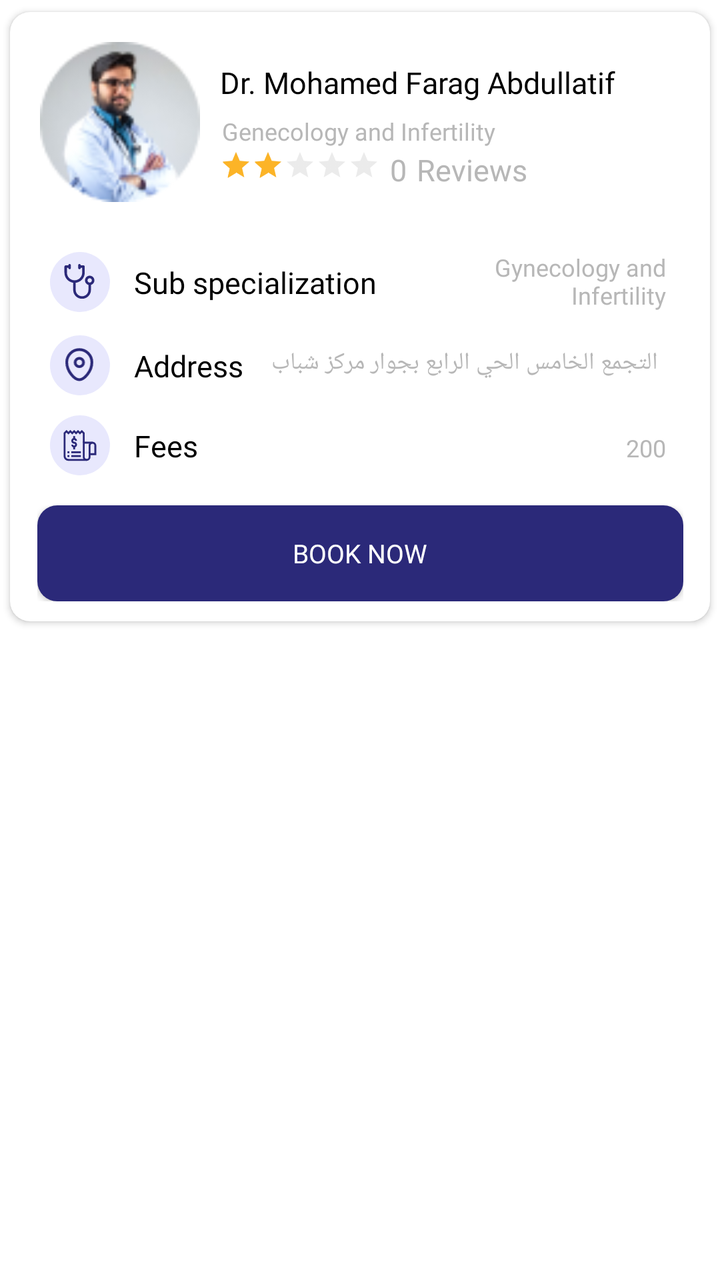
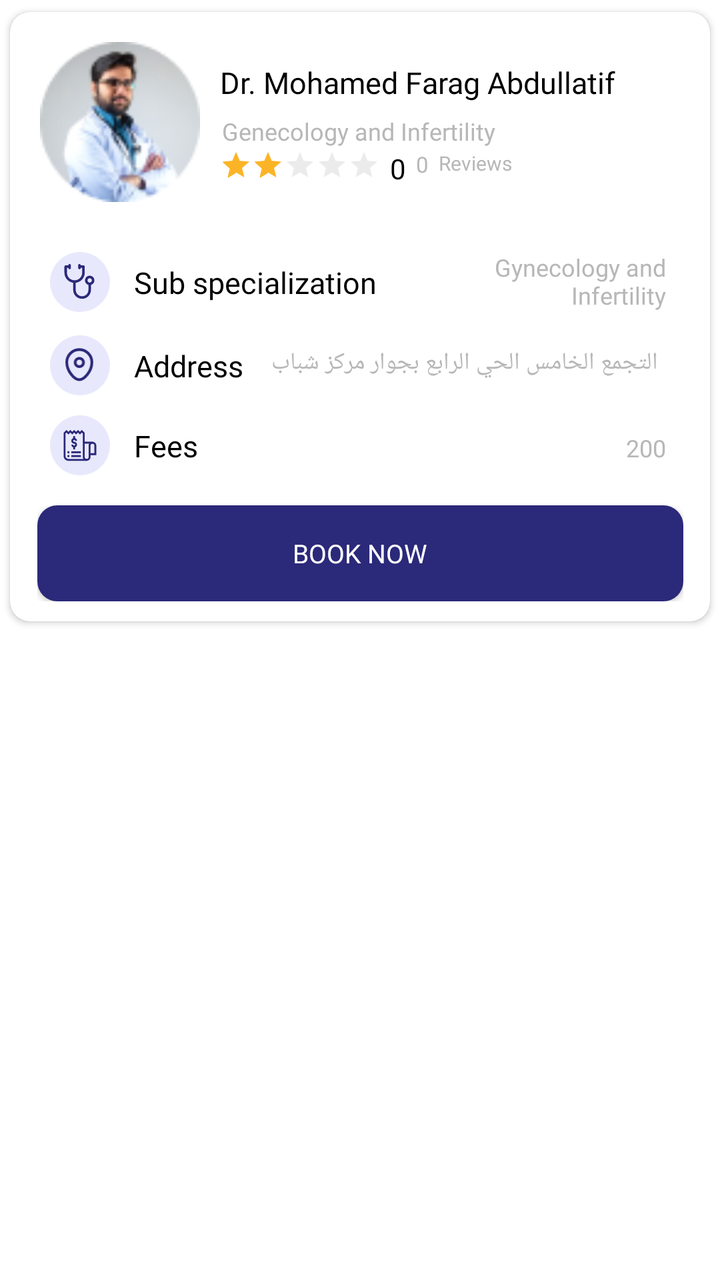

Before-and-after screenshots of an Android layout around one commit, followed by the original layout XML and the change that was made.
<!-- AndroidManifest.xml: application theme Theme.NewDesign -->
<!-- res/layout/item_layout_doctors.xml -->
<?xml version="1.0" encoding="utf-8"?>
<layout xmlns:android="http://schemas.android.com/apk/res/android"
    xmlns:app="http://schemas.android.com/apk/res-auto">

    <androidx.constraintlayout.widget.ConstraintLayout
        android:layout_width="match_parent"
        android:layout_height="wrap_content">

        <androidx.cardview.widget.CardView
            android:id="@+id/cardview"
            android:layout_width="match_parent"
            android:layout_height="wrap_content"
            app:cardCornerRadius="10dp"
            app:cardUseCompatPadding="true"
            app:layout_constraintEnd_toEndOf="parent"
            app:layout_constraintStart_toStartOf="parent"
            app:layout_constraintTop_toTopOf="parent">

            <androidx.constraintlayout.widget.ConstraintLayout
                android:id="@+id/layput_services"
                android:layout_width="match_parent"
                android:layout_height="match_parent"
                android:padding="5dp">

                <androidx.constraintlayout.widget.ConstraintLayout
                    android:id="@+id/layout_doctorsDetail"
                    android:layout_width="match_parent"
                    android:layout_height="wrap_content"
                    android:layout_margin="10dp"
                    app:layout_constraintEnd_toEndOf="parent"
                    app:layout_constraintStart_toStartOf="parent"
                    app:layout_constraintTop_toTopOf="parent">

                    <com.google.android.material.imageview.ShapeableImageView
                        android:id="@+id/iv_doctorProfile"
                        android:layout_width="80dp"
                        android:layout_height="80dp"
                        android:src="@drawable/ic_docspecialization"
                        app:layout_constraintStart_toStartOf="parent"
                        app:layout_constraintTop_toTopOf="parent" />

                    <androidx.appcompat.widget.AppCompatTextView
                        android:id="@+id/tv_doctorName"
                        android:layout_width="0dp"
                        android:layout_height="wrap_content"
                        android:layout_marginStart="10dp"
                        android:layout_marginTop="10dp"
                        android:fontFamily="@font/avenirltstd_roman"
                        android:gravity="start"
                        android:text="Dr. Mohamed Farag Abdullatif"
                        android:textColor="@color/black"
                        android:textSize="15sp"
                        app:layout_constraintStart_toEndOf="@+id/iv_doctorProfile"
                        app:layout_constraintTop_toTopOf="@+id/iv_doctorProfile" />

                    <androidx.appcompat.widget.AppCompatTextView
                        android:id="@+id/tv_Specialization"
                        android:layout_width="0dp"
                        android:layout_height="wrap_content"
                        android:layout_marginStart="10dp"
                        android:layout_marginTop="5dp"
                        android:fontFamily="@font/avenirltstd_roman"
                        android:gravity="start"
                        android:padding="1dp"
                        android:text="Genecology and Infertility"
                        android:textColor="@color/gray"
                        android:textSize="12sp"
                        app:layout_constraintStart_toEndOf="@+id/iv_doctorProfile"
                        app:layout_constraintEnd_toEndOf="parent"
                        android:layout_marginEnd="@dimen/_10sdp"
                        app:layout_constraintTop_toBottomOf="@+id/tv_doctorName" />

                    <com.google.android.material.imageview.ShapeableImageView
                        android:id="@+id/iv_star"
                        android:layout_width="18dp"
                        android:layout_height="15dp"
                        android:layout_marginStart="10dp"
                        android:adjustViewBounds="true"
                        android:visibility="gone"
                        android:src="@drawable/ic_star"
                        app:layout_constraintBottom_toBottomOf="parent"
                        app:layout_constraintStart_toEndOf="@+id/iv_doctorProfile"
                        app:layout_constraintTop_toBottomOf="@+id/tv_Specialization" />


                    <androidx.appcompat.widget.AppCompatTextView
                        android:id="@+id/Reviews"
                        android:layout_width="0dp"
                        android:layout_height="wrap_content"
                        android:layout_marginStart="5dp"
                        android:fontFamily="@font/avenirltstd_roman"
                        android:gravity="start"
                        android:layout_marginTop="@dimen/_5sdp"
                        android:text="0"
                        android:textColor="@color/gray"
                        android:textSize="15sp"
                        app:layout_constraintStart_toEndOf="@+id/ratingBar"
                        app:layout_constraintTop_toBottomOf="@+id/tv_Specialization" />
                    <androidx.appcompat.widget.AppCompatTextView
                            android:id="@+id/tv_Reviews"
                            android:layout_width="0dp"
                            android:layout_height="wrap_content"
                            android:layout_marginStart="5dp"
                            android:fontFamily="@font/avenirltstd_roman"
                            android:gravity="start"
                            android:layout_marginTop="@dimen/_5sdp"
                            android:text="@string/reviews"
                            android:textColor="@color/gray"
                            android:textSize="15sp"
                            app:layout_constraintStart_toEndOf="@+id/Reviews"
                            app:layout_constraintEnd_toEndOf="parent"
                            app:layout_constraintTop_toBottomOf="@+id/tv_Specialization" />

                    <androidx.appcompat.widget.AppCompatRatingBar
                            android:id="@+id/ratingBar"
                            android:layout_width="wrap_content"
                            android:layout_height="wrap_content"
                            android:layout_marginStart="10dp"
                            app:layout_constraintTop_toBottomOf="@+id/tv_Specialization"
                            app:layout_constraintStart_toEndOf="@+id/iv_star"
                            android:rating="2"
                            android:theme="@style/ratingBar"
                            android:layout_marginTop="@dimen/_5sdp"
                            style="?android:attr/ratingBarStyleSmall"
                            android:transformPivotX="0dp"
                            android:transformPivotY="0dp"
                            android:isIndicator="true"
                            android:minHeight="@dimen/_10sdp"
                            android:minWidth="@dimen/_5sdp"

                    />

                </androidx.constraintlayout.widget.ConstraintLayout>


                <androidx.constraintlayout.widget.ConstraintLayout
                    android:id="@+id/layout_Subspecialization"
                    android:layout_width="match_parent"
                    android:layout_height="wrap_content"
                    android:layout_marginTop="10dp"
                    android:padding="5dp"
                    app:layout_constraintTop_toBottomOf="@+id/layout_doctorsDetail">

                    <androidx.constraintlayout.widget.ConstraintLayout
                        android:id="@+id/layout_Sub_specialization"
                        android:layout_width="30dp"
                        android:layout_height="30dp"
                        android:layout_marginTop="10dp"
                        android:layout_marginStart="10dp"
                        android:background="@drawable/bg_image_circle"
                        app:layout_constraintStart_toStartOf="parent"
                        app:layout_constraintTop_toTopOf="parent">

                        <com.google.android.material.imageview.ShapeableImageView
                            android:id="@+id/iv_sub_specialization"
                            android:layout_width="18dp"
                            android:layout_height="18dp"
                            android:adjustViewBounds="true"
                            android:src="@drawable/ic_sub_specialization"
                            app:layout_constraintBottom_toBottomOf="parent"
                            app:layout_constraintEnd_toEndOf="parent"
                            app:layout_constraintStart_toStartOf="parent"
                            app:layout_constraintTop_toTopOf="parent" />
                    </androidx.constraintlayout.widget.ConstraintLayout>

                    <androidx.appcompat.widget.AppCompatTextView
                        android:id="@+id/tv_sub_specialization"
                        android:layout_width="wrap_content"
                        android:layout_height="wrap_content"
                        android:layout_marginStart="10dp"
                        android:layout_marginTop="10dp"
                        android:fontFamily="@font/avenirltstd_roman"
                        android:gravity="start"
                        android:padding="2dp"
                        android:text="@string/sub_specialization"
                        android:textColor="@color/black"
                        android:textSize="15sp"
                        app:layout_constraintStart_toEndOf="@+id/layout_Sub_specialization"
                        app:layout_constraintBottom_toBottomOf="@+id/layout_Sub_specialization"
                       app:layout_constraintTop_toTopOf="parent" />

                    <androidx.appcompat.widget.AppCompatTextView
                            android:id="@+id/sub_specialization"
                            android:layout_width="0dp"
                            android:layout_height="wrap_content"
                            android:layout_marginStart="10dp"
                            android:layout_marginTop="10dp"
                            android:layout_marginEnd="10dp"
                            android:fontFamily="@font/avenirltstd_black"
                            android:gravity="end"
                            android:padding="2dp"
                            android:text="Gynecology and Infertility"
                            android:textColor="@color/gray"
                            android:textSize="12sp"
                            app:layout_constraintEnd_toEndOf="parent"
                            app:layout_constraintStart_toEndOf="@+id/tv_sub_specialization"
                            app:layout_constraintBottom_toBottomOf="@+id/layout_Sub_specialization"
                            app:layout_constraintTop_toTopOf="parent" app:layout_constraintHorizontal_bias="0.0"
                            app:layout_constraintVertical_bias="0.687"/>
                </androidx.constraintlayout.widget.ConstraintLayout>
                <androidx.constraintlayout.widget.ConstraintLayout
                    android:id="@+id/Address"
                    android:layout_width="match_parent"
                    android:layout_height="wrap_content"
                    android:padding="5dp"
                    app:layout_constraintTop_toBottomOf="@+id/layout_Subspecialization">

                    <androidx.constraintlayout.widget.ConstraintLayout
                        android:id="@+id/layout_Address"
                        android:layout_width="30dp"
                        android:layout_height="30dp"
                        android:layout_marginStart="10dp"
                        android:background="@drawable/bg_image_circle"
                        app:layout_constraintStart_toStartOf="parent"
                        app:layout_constraintTop_toTopOf="parent">

                        <com.google.android.material.imageview.ShapeableImageView
                            android:id="@+id/iv_Address"
                            android:layout_width="18dp"
                            android:layout_height="18dp"
                            android:adjustViewBounds="true"
                            android:src="@drawable/ic_location"
                            app:layout_constraintBottom_toBottomOf="parent"
                            app:layout_constraintEnd_toEndOf="parent"
                            app:layout_constraintStart_toStartOf="parent"
                            app:layout_constraintTop_toTopOf="parent" />
                    </androidx.constraintlayout.widget.ConstraintLayout>

                    <androidx.appcompat.widget.AppCompatTextView
                        android:id="@+id/tv_Address"
                        android:layout_width="wrap_content"
                        android:layout_height="wrap_content"
                        android:layout_marginStart="10dp"
                        android:fontFamily="@font/avenirltstd_roman"
                        android:gravity="start"
                        android:padding="2dp"
                        android:text="@string/address"
                        android:textColor="@color/black"
                        android:textSize="15sp"
                        app:layout_constraintStart_toEndOf="@+id/layout_Address"
                        app:layout_constraintBottom_toBottomOf="@+id/layout_Address"
                        app:layout_constraintTop_toTopOf="parent" />

                    <androidx.appcompat.widget.AppCompatTextView
                        android:id="@+id/location"
                        android:layout_width="0dp"
                        android:layout_height="wrap_content"
                        android:layout_marginStart="10dp"
                        android:layout_marginEnd="10dp"
                        android:fontFamily="@font/avenirltstd_black"
                        android:gravity="end"
                        android:padding="2dp"
                        android:maxLines="1"
                        android:text="التجمع الخامس الحي الرابع بجوار مركز شباب التجمع الخامس 44 بـــ شارع 11"
                        android:textColor="@color/gray"
                        android:textSize="12sp"
                        app:layout_constraintEnd_toEndOf="parent"
                        app:layout_constraintStart_toEndOf="@+id/tv_Address"
                        app:layout_constraintBottom_toBottomOf="@+id/tv_Address"
                        app:layout_constraintTop_toTopOf="parent" />
                </androidx.constraintlayout.widget.ConstraintLayout>
                <androidx.constraintlayout.widget.ConstraintLayout
                    android:id="@+id/Waiting_Time"
                    android:layout_width="match_parent"
                    android:layout_height="wrap_content"
                    android:padding="5dp"
                    android:visibility="gone"
                    app:layout_constraintTop_toBottomOf="@+id/Address">

                    <androidx.constraintlayout.widget.ConstraintLayout
                        android:id="@+id/layout_Waiting_Time"
                        android:layout_width="30dp"
                        android:layout_height="30dp"
                        android:layout_marginStart="10dp"
                        android:background="@drawable/bg_image_circle"
                        app:layout_constraintStart_toStartOf="parent"
                        app:layout_constraintTop_toTopOf="parent">

                        <com.google.android.material.imageview.ShapeableImageView
                            android:id="@+id/iv_WaitingTime"
                            android:layout_width="18dp"
                            android:layout_height="18dp"
                            android:adjustViewBounds="true"
                            android:src="@drawable/ic_watingtime"
                            app:layout_constraintBottom_toBottomOf="parent"
                            app:layout_constraintEnd_toEndOf="parent"
                            app:layout_constraintStart_toStartOf="parent"
                            app:layout_constraintTop_toTopOf="parent" />
                    </androidx.constraintlayout.widget.ConstraintLayout>

                    <androidx.appcompat.widget.AppCompatTextView
                        android:id="@+id/tv_WaitingTime"
                        android:layout_width="wrap_content"
                        android:layout_height="wrap_content"
                        android:layout_marginStart="10dp"
                        android:fontFamily="@font/avenirltstd_roman"
                        android:gravity="start"
                        android:padding="2dp"
                        android:text="@string/waiting_time"
                        android:textColor="@color/black"
                        android:textSize="15sp"
                        app:layout_constraintStart_toEndOf="@+id/layout_Waiting_Time"
                        app:layout_constraintBottom_toBottomOf="@+id/layout_Waiting_Time"
                        app:layout_constraintTop_toTopOf="parent" />

                    <androidx.appcompat.widget.AppCompatTextView
                        android:id="@+id/waitingTime"
                        android:layout_width="0dp"
                        android:layout_height="wrap_content"
                        android:layout_marginStart="10dp"
                        android:layout_marginEnd="10dp"
                        android:fontFamily="@font/avenirltstd_black"
                        android:gravity="start"
                        android:padding="2dp"
                        android:text=""
                        android:textColor="@color/gray"
                        android:textSize="12sp"
                        app:layout_constraintEnd_toEndOf="parent"
                        app:layout_constraintStart_toEndOf="@+id/tv_WaitingTime"
                        app:layout_constraintBottom_toBottomOf="@+id/tv_WaitingTime"
                        app:layout_constraintTop_toTopOf="parent" />
                </androidx.constraintlayout.widget.ConstraintLayout>
                <androidx.constraintlayout.widget.ConstraintLayout
                    android:id="@+id/Fees"
                    android:layout_width="match_parent"
                    android:layout_height="wrap_content"
                    android:padding="5dp"
                    app:layout_constraintTop_toBottomOf="@+id/Waiting_Time">

                    <androidx.constraintlayout.widget.ConstraintLayout
                        android:id="@+id/layout_Fees"
                        android:layout_width="30dp"
                        android:layout_height="30dp"
                        android:layout_marginStart="10dp"
                        android:background="@drawable/bg_image_circle"
                        app:layout_constraintStart_toStartOf="parent"
                        app:layout_constraintTop_toTopOf="parent">

                        <com.google.android.material.imageview.ShapeableImageView
                            android:id="@+id/iv_Fees"
                            android:layout_width="18dp"
                            android:layout_height="18dp"
                            android:adjustViewBounds="true"
                            android:src="@drawable/ic_fees"
                            app:layout_constraintBottom_toBottomOf="parent"
                            app:layout_constraintEnd_toEndOf="parent"
                            app:layout_constraintStart_toStartOf="parent"
                            app:layout_constraintTop_toTopOf="parent" />
                    </androidx.constraintlayout.widget.ConstraintLayout>

                    <androidx.appcompat.widget.AppCompatTextView
                        android:id="@+id/tv_Fees"
                        android:layout_width="wrap_content"
                        android:layout_height="wrap_content"
                        android:layout_marginStart="10dp"

                        android:fontFamily="@font/avenirltstd_roman"
                        android:gravity="start"
                        android:padding="2dp"
                        android:text="@string/fees"
                        android:textColor="@color/black"
                        android:textSize="15sp"
                        app:layout_constraintStart_toEndOf="@+id/layout_Fees"
                        app:layout_constraintBottom_toBottomOf="@+id/layout_Fees"
                        app:layout_constraintTop_toTopOf="@id/layout_Fees" />

                    <androidx.appcompat.widget.AppCompatTextView
                        android:id="@+id/Feesresult"
                        android:layout_width="0dp"
                        android:layout_height="wrap_content"
                        android:layout_marginStart="10dp"
                        android:layout_marginEnd="10dp"
                        android:layout_marginTop="5dp"
                        android:fontFamily="@font/avenirltstd_black"
                        android:gravity="end"
                        android:padding="2dp"
                        android:text="200"
                        android:textColor="@color/gray"
                        android:textSize="12sp"
                        app:layout_constraintEnd_toEndOf="parent"
                        app:layout_constraintStart_toEndOf="@+id/tv_Fees"
                        app:layout_constraintBottom_toBottomOf="@+id/tv_Fees"
                        app:layout_constraintTop_toTopOf="parent" />
                </androidx.constraintlayout.widget.ConstraintLayout>

                <androidx.constraintlayout.widget.ConstraintLayout
                    android:id="@+id/layout"
                    android:layout_width="0dp"
                    android:layout_height="wrap_content"
                    app:layout_constraintEnd_toEndOf="parent"
                    app:layout_constraintStart_toStartOf="parent"
                    app:layout_constraintTop_toBottomOf="@+id/Fees"
                    app:layout_constraintBottom_toBottomOf="parent"
                    android:layout_marginBottom="5dp"
                    app:layout_constraintWidth_percent=".95"
                    android:layout_marginTop="10dp">
                    <androidx.appcompat.widget.AppCompatButton
                        android:id="@+id/btn_booking"
                        android:layout_width="0dp"
                        android:layout_height="wrap_content"
                        android:background="@drawable/bg_chooselang_button"
                        android:fontFamily="@font/avenirltstd_roman"
                        android:text="@string/book_now"
                        android:textColor="@color/white"
                        android:textSize="13sp"
                        app:layout_constraintEnd_toEndOf="parent"
                        app:layout_constraintStart_toStartOf="parent"
                        app:layout_constraintTop_toTopOf="parent"
                        />
                </androidx.constraintlayout.widget.ConstraintLayout>





            </androidx.constraintlayout.widget.ConstraintLayout>
        </androidx.cardview.widget.CardView>


    </androidx.constraintlayout.widget.ConstraintLayout>

</layout>
<!-- resources referenced by this layout -->
<resources>
  <color name="black">#FF000000</color>
  <color name="gray">#B7B7B7</color>
  <color name="white">#FFFFFFFF</color>
  <!-- drawable bg_chooselang_button (drawable) -->
  <?xml version="1.0" encoding="utf-8"?>
  <shape xmlns:android="http://schemas.android.com/apk/res/android"
      android:shape="rectangle"
      >
  
      <corners android:radius="10dp"/>
      <solid android:color="@color/blue"/>
  
  
  </shape>
  <!-- drawable bg_image_circle (drawable) -->
  <?xml version="1.0" encoding="utf-8"?>
  <shape xmlns:android="http://schemas.android.com/apk/res/android"
      android:shape="oval"
      >
  
      <solid android:color="@color/color_completeprofile"/>
      <size android:width="50dp" android:height="50dp"/>
  
  </shape>
  <!-- drawable ic_location (drawable) -->
  <vector xmlns:android="http://schemas.android.com/apk/res/android"
      android:width="11dp"
      android:height="13dp"
      android:viewportWidth="11"
      android:viewportHeight="13">
    <path
        android:strokeWidth="1"
        android:pathData="M6.766,5.471C6.766,4.636 6.09,3.96 5.256,3.96C4.422,3.96 3.746,4.636 3.746,5.471C3.746,6.305 4.422,6.981 5.256,6.981C6.09,6.981 6.766,6.305 6.766,5.471Z"
        android:strokeLineJoin="round"
        android:fillColor="#00000000"
        android:fillType="evenOdd"
        android:strokeColor="#2B2979"
        android:strokeLineCap="round"/>
    <path
        android:strokeWidth="1"
        android:pathData="M5.25,11.688C3.499,11.688 0.719,8.642 0.719,5.403C0.719,2.868 2.747,0.813 5.25,0.813C7.752,0.813 9.781,2.868 9.781,5.403C9.781,8.642 7.001,11.688 5.25,11.688Z"
        android:strokeLineJoin="round"
        android:fillColor="#00000000"
        android:fillType="evenOdd"
        android:strokeColor="#2B2979"
        android:strokeLineCap="round"/>
  </vector>
  <!-- drawable ic_watingtime (drawable) -->
  <vector xmlns:android="http://schemas.android.com/apk/res/android"
      android:width="15dp"
      android:height="15dp"
      android:viewportWidth="15"
      android:viewportHeight="15">
    <path
        android:strokeWidth="1"
        android:pathData="M12.838,7.25C12.838,10.337 10.336,12.839 7.25,12.839C4.163,12.839 1.661,10.337 1.661,7.25C1.661,4.164 4.163,1.662 7.25,1.662C10.336,1.662 12.838,4.164 12.838,7.25Z"
        android:strokeLineJoin="round"
        android:fillColor="#00000000"
        android:fillType="evenOdd"
        android:strokeColor="#2B2979"
        android:strokeLineCap="round"/>
    <path
        android:strokeWidth="1"
        android:pathData="M9.323,9.028L7.045,7.669V4.741"
        android:strokeLineJoin="round"
        android:fillColor="#00000000"
        android:strokeColor="#2B2979"
        android:strokeLineCap="round"/>
  </vector>
  <string name="address">Address</string>
  <string name="book_now">Book Now</string>
  <string name="fees">Fees</string>
  <string name="reviews">Reviews</string>
  <string name="sub_specialization">Sub specialization</string>
  <string name="waiting_time">Waiting Time</string>
  <style name="ratingBar" parent="Widget.AppCompat.RatingBar">
          
          <item name="colorControlNormal">#4D000000</item>
          
          <item name="colorControlActivated">#FCB427</item>
  
      </style>
  <style name="Theme.NewDesign" parent="Theme.MaterialComponents.Light.NoActionBar">
          
          <item name="colorPrimary">@color/purple_500</item>
          <item name="colorPrimaryVariant">@color/purple_700</item>
          <item name="colorOnPrimary">@color/white</item>
          
          <item name="colorSecondary">#0639BA</item>
          <item name="colorSecondaryVariant">@color/teal_700</item>
          <item name="colorOnSecondary">@color/black</item>
          
          <item name="android:statusBarColor">?attr/colorPrimaryVariant</item>
          
      </style>
  <color name="blue">#2B2979</color>
  <color name="color_completeprofile">#E8E8FD</color>
  <color name="purple_500">#FF6200EE</color>
  <color name="purple_700">#FF3700B3</color>
  <color name="teal_700">#FF018786</color>
  <!-- unchanged entries left out for length: 4 -->
</resources>

<!-- the commit's change to res/layout/item_layout_doctors.xml (unified diff, before → after) -->
@@ -92,10 +92,23 @@
                         android:gravity="start"
                         android:layout_marginTop="@dimen/_5sdp"
                         android:text="0"
-                        android:textColor="@color/gray"
-                        android:textSize="15sp"
+                        android:textColor="@color/black"
+                        android:textSize="14sp"
                         app:layout_constraintStart_toEndOf="@+id/ratingBar"
                         app:layout_constraintTop_toBottomOf="@+id/tv_Specialization" />
+                    <androidx.appcompat.widget.AppCompatTextView
+                            android:id="@+id/Ratecount"
+                            android:layout_width="0dp"
+                            android:layout_height="wrap_content"
+                            android:layout_marginStart="5dp"
+                            android:fontFamily="@font/avenirltstd_roman"
+                            android:gravity="start"
+                            android:layout_marginTop="@dimen/_8sdp"
+                            android:text="0"
+                            android:textColor="@color/gray"
+                            android:textSize="11sp"
+                            app:layout_constraintStart_toEndOf="@+id/Reviews"
+                            app:layout_constraintTop_toBottomOf="@+id/tv_Specialization" />
                     <androidx.appcompat.widget.AppCompatTextView
                             android:id="@+id/tv_Reviews"
                             android:layout_width="0dp"
@@ -103,11 +116,11 @@
                             android:layout_marginStart="5dp"
                             android:fontFamily="@font/avenirltstd_roman"
                             android:gravity="start"
-                            android:layout_marginTop="@dimen/_5sdp"
+                            android:layout_marginTop="@dimen/_8sdp"
                             android:text="@string/reviews"
                             android:textColor="@color/gray"
-                            android:textSize="15sp"
-                            app:layout_constraintStart_toEndOf="@+id/Reviews"
+                            android:textSize="10sp"
+                            app:layout_constraintStart_toEndOf="@+id/Ratecount"
                             app:layout_constraintEnd_toEndOf="parent"
                             app:layout_constraintTop_toBottomOf="@+id/tv_Specialization" />
 
<!-- resource entries referenced after the edit -->
@@ -97,7 +97,7 @@
       </style>
   <color name="blue">#2B2979</color>
   <color name="color_completeprofile">#E8E8FD</color>
-  <color name="purple_500">#FF6200EE</color>
+  <color name="purple_500">#AEB3BE</color>
   <color name="purple_700">#FF3700B3</color>
   <color name="teal_700">#FF018786</color>
   <!-- unchanged entries left out for length: 4 -->
